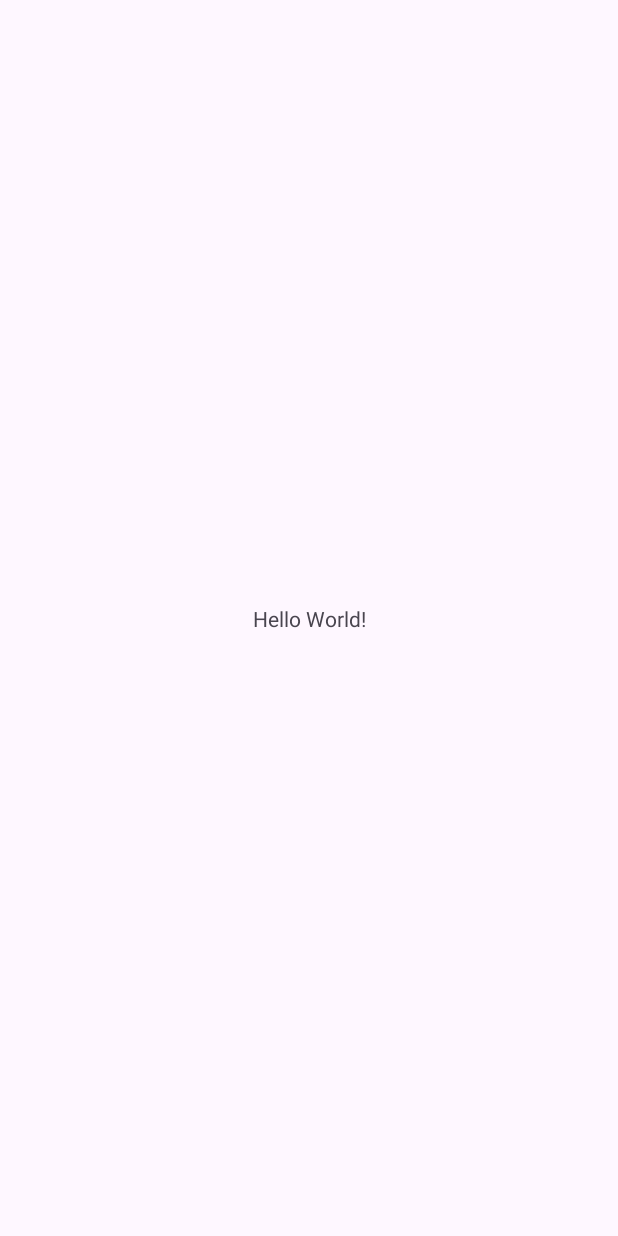
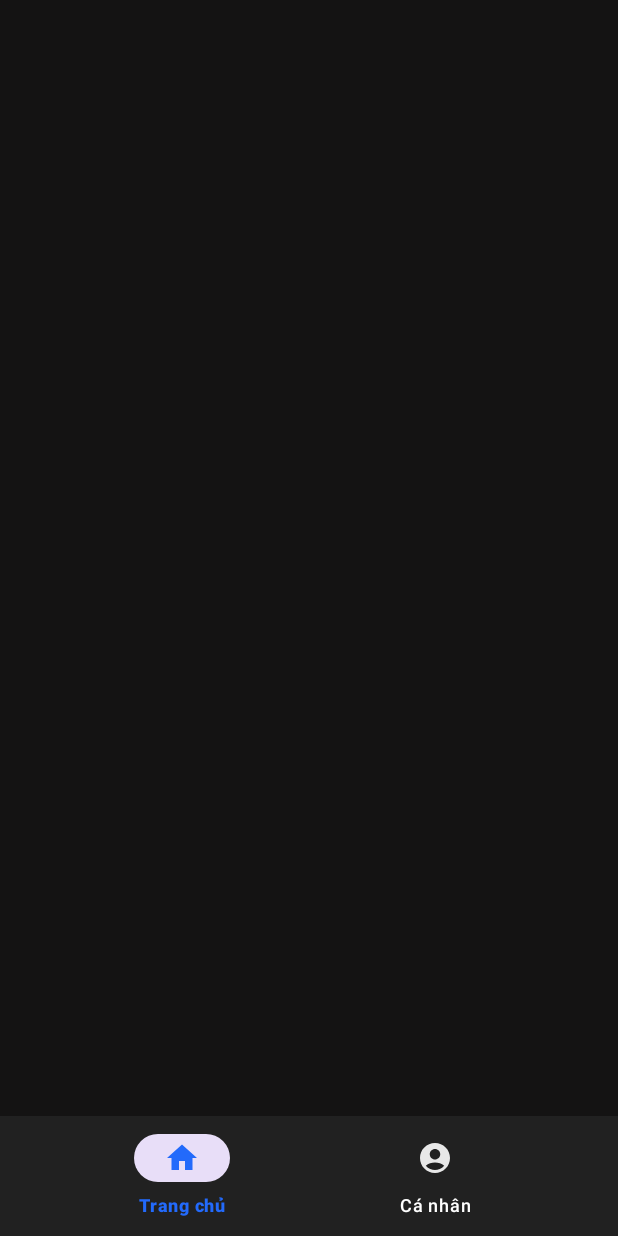
Before and after one commit to quankudo/NhomEXO.124LTTD01, an Android app: the screen it shows after launch (MainActivity), on a phone screen of 412 x 824 dp. Before the commit the screen is almost empty. Run offline under Robolectric (Android 15) with nearby library versions, the phone set to English and light mode, and no system bars.

Commit message:
commit thiet ke giao dien

```diff
--- a/app/src/main/AndroidManifest.xml
+++ b/app/src/main/AndroidManifest.xml
@@ -13,6 +13,9 @@
         android:theme="@style/Theme.NhomEXO_124LTTD01"
         tools:targetApi="31">
         <activity
+            android:name=".Fragment.HomeDataFragment"
+            android:exported="false" />
+        <activity
             android:name=".MainActivity"
             android:exported="true">
             <intent-filter>
--- /dev/null
+++ b/app/src/main/res/color/custom_color_navigation.xml
@@ -0,0 +1,5 @@
+<?xml version="1.0" encoding="utf-8"?>
+<selector xmlns:android="http://schemas.android.com/apk/res/android">
+    <item android:color="@color/white" android:state_checked="false"/>
+    <item android:color="@color/blue" android:state_checked="true"/>
+</selector>
--- /dev/null
+++ b/app/src/main/res/drawable/custom_btn_blue.xml
@@ -0,0 +1,5 @@
+<?xml version="1.0" encoding="utf-8"?>
+<shape xmlns:android="http://schemas.android.com/apk/res/android">
+    <corners android:radius="8dp" />
+    <solid android:color="@color/blue" />
+</shape>
--- /dev/null
+++ b/app/src/main/res/drawable/custom_btn_yellow.xml
@@ -0,0 +1,5 @@
+<?xml version="1.0" encoding="utf-8"?>
+<shape xmlns:android="http://schemas.android.com/apk/res/android">
+    <corners android:radius="8dp" />
+    <solid android:color="@color/yellow" />
+</shape>
--- /dev/null
+++ b/app/src/main/res/drawable/icon_account.xml
@@ -0,0 +1,5 @@
+<vector xmlns:android="http://schemas.android.com/apk/res/android" android:alpha="0.9" android:height="24dp" android:tint="#FFFFFF" android:viewportHeight="24" android:viewportWidth="24" android:width="24dp">
+
+    <path android:fillColor="@android:color/white" android:pathData="M12,2C6.48,2 2,6.48 2,12s4.48,10 10,10s10,-4.48 10,-10S17.52,2 12,2zM12,6c1.93,0 3.5,1.57 3.5,3.5S13.93,13 12,13s-3.5,-1.57 -3.5,-3.5S10.07,6 12,6zM12,20c-2.03,0 -4.43,-0.82 -6.14,-2.88C7.55,15.8 9.68,15 12,15s4.45,0.8 6.14,2.12C16.43,19.18 14.03,20 12,20z"/>
+
+</vector>
--- /dev/null
+++ b/app/src/main/res/drawable/icon_home.xml
@@ -0,0 +1,5 @@
+<vector xmlns:android="http://schemas.android.com/apk/res/android" android:height="24dp" android:tint="#236AFB" android:viewportHeight="24" android:viewportWidth="24" android:width="24dp">
+
+    <path android:fillColor="@android:color/white" android:pathData="M10,20v-6h4v6h5v-8h3L12,3 2,12h3v8z"/>
+
+</vector>
--- a/app/src/main/res/layout/activity_main.xml
+++ b/app/src/main/res/layout/activity_main.xml
@@ -1,19 +1,27 @@
 <?xml version="1.0" encoding="utf-8"?>
-<androidx.constraintlayout.widget.ConstraintLayout xmlns:android="http://schemas.android.com/apk/res/android"
+<androidx.coordinatorlayout.widget.CoordinatorLayout xmlns:android="http://schemas.android.com/apk/res/android"
     xmlns:app="http://schemas.android.com/apk/res-auto"
     xmlns:tools="http://schemas.android.com/tools"
     android:id="@+id/main"
     android:layout_width="match_parent"
     android:layout_height="match_parent"
+    android:background="@color/black"
     tools:context=".MainActivity">
 
-    <TextView
-        android:layout_width="wrap_content"
+    <FrameLayout
+        android:id="@+id/frame_layout"
+        android:layout_width="match_parent"
+        android:layout_height="match_parent" />
+
+    <com.google.android.material.bottomnavigation.BottomNavigationView
+        android:id="@+id/bottom_navigation"
+        android:layout_width="match_parent"
         android:layout_height="wrap_content"
-        android:text="Hello World!"
-        app:layout_constraintBottom_toBottomOf="parent"
-        app:layout_constraintEnd_toEndOf="parent"
-        app:layout_constraintStart_toStartOf="parent"
-        app:layout_constraintTop_toTopOf="parent" />
+        android:layout_gravity="bottom"
+        app:labelVisibilityMode="labeled"
+        android:background="#212121"
+        app:itemTextColor="@color/custom_color_navigation"
+        app:itemIconTint="@color/custom_color_navigation"
+        app:menu="@menu/bottom_menu" />
 
-</androidx.constraintlayout.widget.ConstraintLayout>
+</androidx.coordinatorlayout.widget.CoordinatorLayout>
--- /dev/null
+++ b/app/src/main/res/menu/bottom_menu.xml
@@ -0,0 +1,13 @@
+<?xml version="1.0" encoding="utf-8"?>
+<menu xmlns:android="http://schemas.android.com/apk/res/android">
+    <item
+        android:id="@+id/home"
+        android:title="Trang chủ"
+        android:icon="@drawable/icon_home"
+        />
+    <item
+        android:id="@+id/account"
+        android:title="Cá nhân"
+        android:icon="@drawable/icon_account"
+        />
+</menu>
--- a/app/src/main/res/values/strings.xml
+++ b/app/src/main/res/values/strings.xml
@@ -1,3 +1,5 @@
 <resources>
     <string name="app_name">NhomEXO_124LTTD01</string>
+    <!-- TODO: Remove or change this placeholder text -->
+    <string name="hello_blank_fragment">Hello blank fragment</string>
 </resources>
```
Also changed, not shown: app/src/main/java/com/example/nhomexo_124lttd01/Fragment/HomeFragment.java (added, +21 -0 lines), app/src/main/java/com/example/nhomexo_124lttd01/Fragment/ProfileFragment.java (added, +21 -0 lines), app/src/main/res/layout/activity_home_data_fragment.xml (added, +10 -0 lines), app/src/main/res/layout/fragment_home.xml (added, +72 -0 lines), app/src/main/res/layout/fragment_profile.xml (added, +14 -0 lines), app/src/main/res/values/colors.xml (+8 -1 lines), app/src/main/res/drawable/image_empty.png (added).
